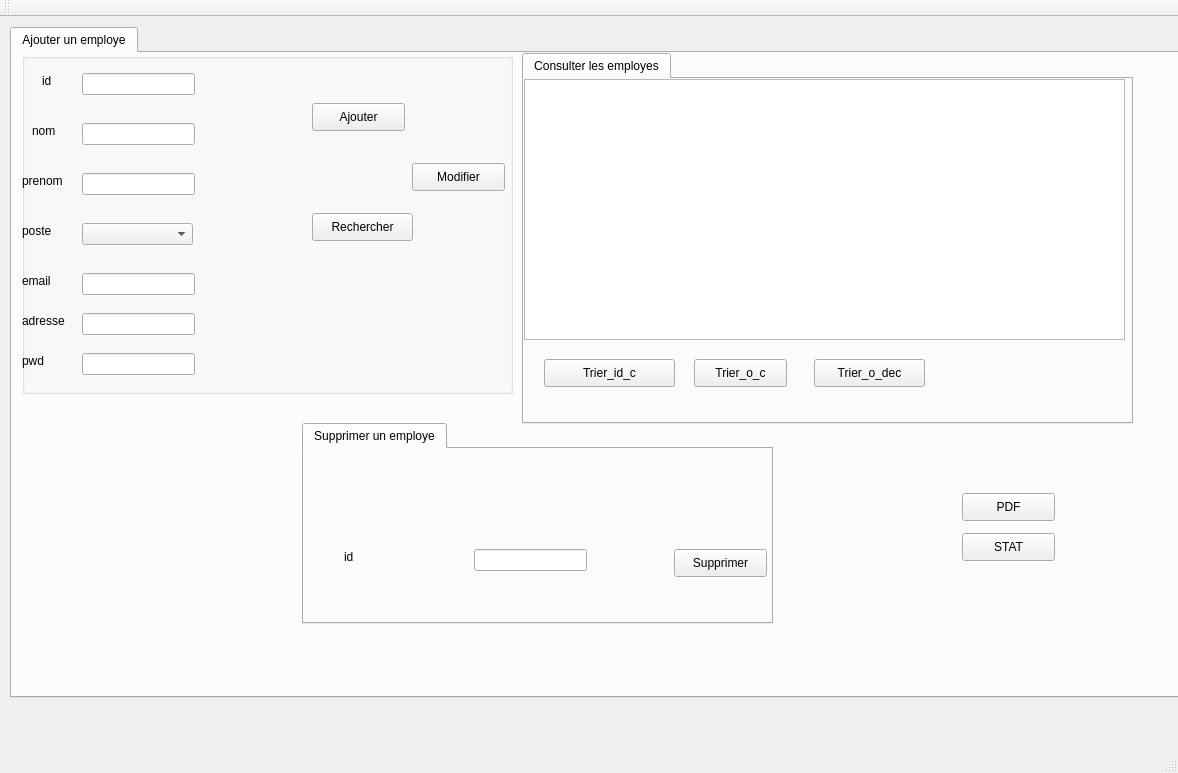
Above: mainwindow.ui from OussemaDv/Smart_Coworking_Space_2A39 before the change. Below: the same form after it.
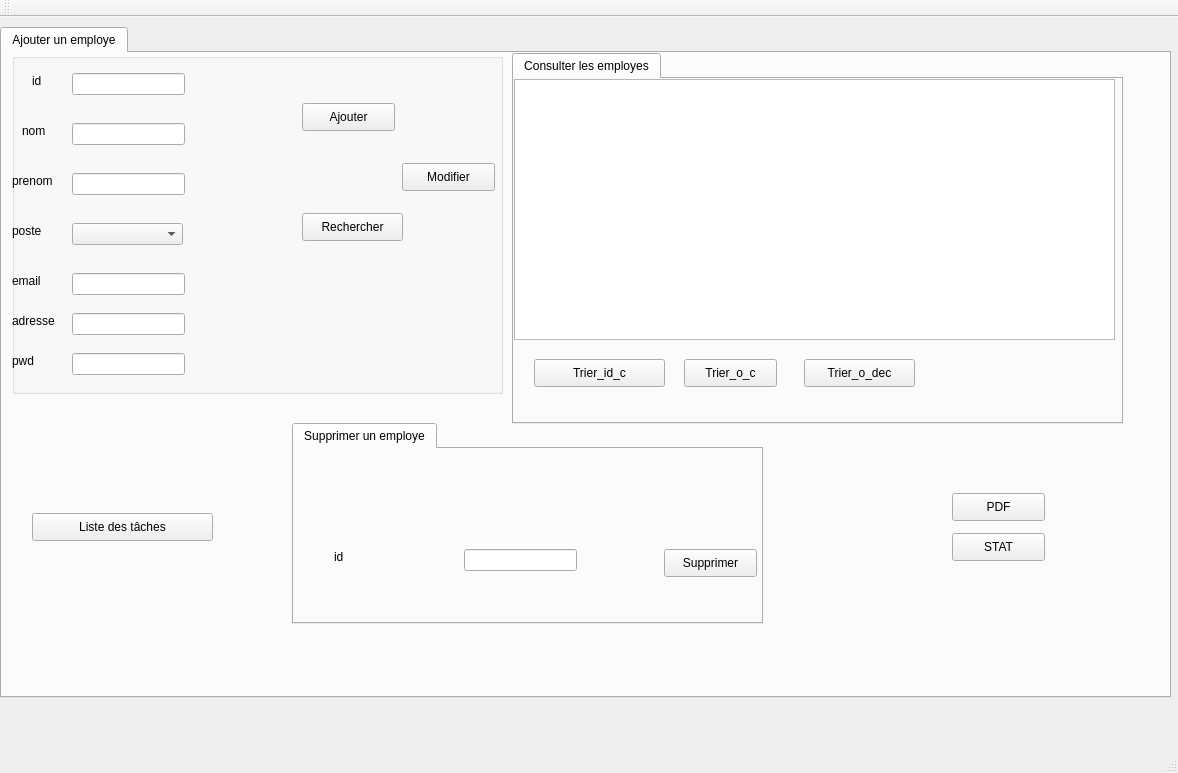
That is the form after the change.

```diff
--- a/mainwindow.ui
+++ b/mainwindow.ui
@@ -17,7 +17,7 @@
    <widget class="QTabWidget" name="tab_employe_2">
     <property name="geometry">
      <rect>
-      <x>10</x>
+      <x>0</x>
       <y>10</y>
       <width>1171</width>
       <height>671</height>
@@ -427,6 +427,19 @@
        <string>STAT</string>
       </property>
      </widget>
+     <widget class="QPushButton" name="pushButton_4">
+      <property name="geometry">
+       <rect>
+        <x>30</x>
+        <y>460</y>
+        <width>181</width>
+        <height>28</height>
+       </rect>
+      </property>
+      <property name="text">
+       <string>Liste des tâches</string>
+      </property>
+     </widget>
     </widget>
    </widget>
   </widget>
```
